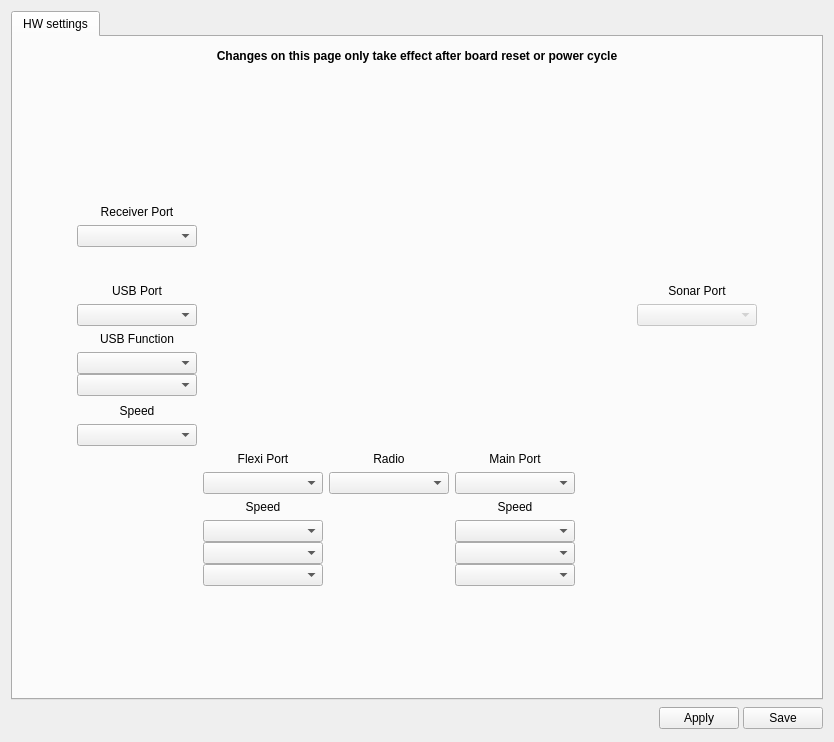
First picture: the form in ground/openpilotgcs/src/plugins/config/configrevohwwidget.ui, repository openpilot/OpenPilot, before the edit.
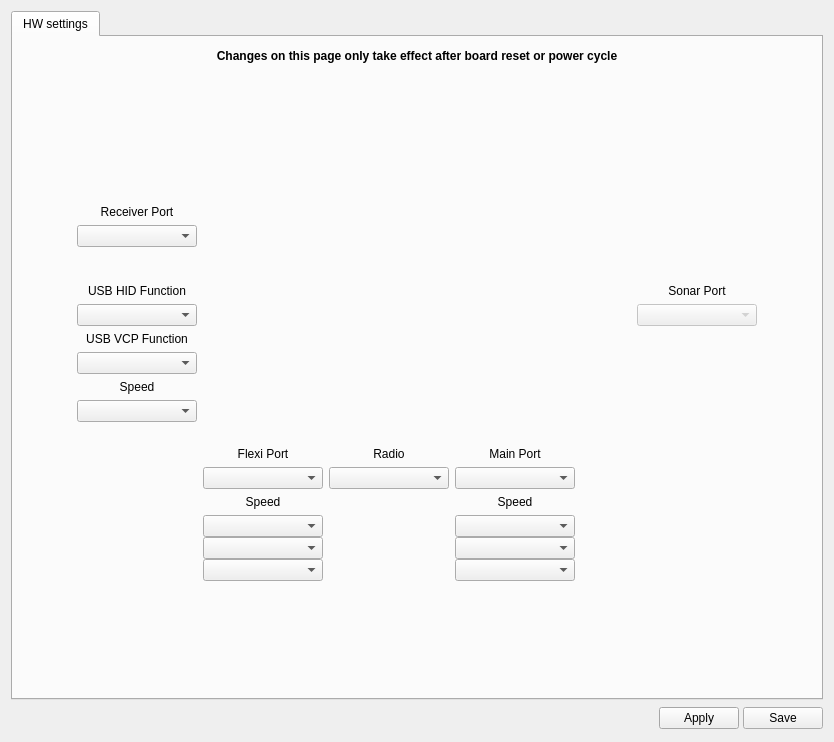
Second picture: the form after the edit. Icons and pictures are not drawn.

Commit message: OP-856 Changed USB GUI. Changed the rules for validation of configurations.

```diff
--- a/ground/openpilotgcs/src/plugins/config/configrevohwwidget.ui
+++ b/ground/openpilotgcs/src/plugins/config/configrevohwwidget.ui
@@ -119,49 +119,7 @@
             <number>12</number>
            </property>
            <item row="2" column="2">
-            <layout class="QGridLayout" name="gridLayout" rowstretch="0,0,0,0,0,0,0,0,0,0,0,0,0,0,0,0">
-             <item row="11" column="5">
-              <spacer name="horizontalSpacer_6">
-               <property name="orientation">
-                <enum>Qt::Horizontal</enum>
-               </property>
-               <property name="sizeType">
-                <enum>QSizePolicy::Minimum</enum>
-               </property>
-               <property name="sizeHint" stdset="0">
-                <size>
-                 <width>120</width>
-                 <height>10</height>
-                </size>
-               </property>
-              </spacer>
-             </item>
-             <item row="5" column="5">
-              <widget class="QLabel" name="label_9">
-               <property name="text">
-                <string>Sonar Port</string>
-               </property>
-               <property name="alignment">
-                <set>Qt::AlignCenter</set>
-               </property>
-              </widget>
-             </item>
-             <item row="11" column="4">
-              <spacer name="horizontalSpacer_2">
-               <property name="orientation">
-                <enum>Qt::Horizontal</enum>
-               </property>
-               <property name="sizeType">
-                <enum>QSizePolicy::Fixed</enum>
-               </property>
-               <property name="sizeHint" stdset="0">
-                <size>
-                 <width>50</width>
-                 <height>10</height>
-                </size>
-               </property>
-              </spacer>
-             </item>
+            <layout class="QGridLayout" name="gridLayout" rowstretch="0,0,0,0,0,0,0,0,0,0,0,0,0,0,0,0,0">
              <item row="7" column="0">
               <widget class="QLabel" name="label_8">
                <property name="sizePolicy">
@@ -171,14 +129,79 @@
                 </sizepolicy>
                </property>
                <property name="text">
-                <string>USB Function</string>
+                <string>USB VCP Function</string>
                </property>
                <property name="alignment">
                 <set>Qt::AlignBottom|Qt::AlignHCenter</set>
                </property>
               </widget>
              </item>
-             <item row="11" column="3">
+             <item row="14" column="3">
+              <widget class="QLabel" name="lblMainSpeed">
+               <property name="text">
+                <string>Speed</string>
+               </property>
+               <property name="alignment">
+                <set>Qt::AlignBottom|Qt::AlignHCenter</set>
+               </property>
+              </widget>
+             </item>
+             <item row="6" column="5">
+              <widget class="QComboBox" name="cbSonar">
+               <property name="enabled">
+                <bool>false</bool>
+               </property>
+              </widget>
+             </item>
+             <item row="9" column="0">
+              <widget class="QLabel" name="lblUSBVCPSpeed">
+               <property name="sizePolicy">
+                <sizepolicy hsizetype="Preferred" vsizetype="Fixed">
+                 <horstretch>0</horstretch>
+                 <verstretch>0</verstretch>
+                </sizepolicy>
+               </property>
+               <property name="text">
+                <string>Speed</string>
+               </property>
+               <property name="alignment">
+                <set>Qt::AlignBottom|Qt::AlignHCenter</set>
+               </property>
+              </widget>
+             </item>
+             <item row="13" column="2">
+              <widget class="QComboBox" name="cbModem"/>
+             </item>
+             <item row="3" column="0">
+              <widget class="QComboBox" name="cbRcvr"/>
+             </item>
+             <item row="5" column="0">
+              <widget class="QLabel" name="label_4">
+               <property name="sizePolicy">
+                <sizepolicy hsizetype="Preferred" vsizetype="Fixed">
+                 <horstretch>0</horstretch>
+                 <verstretch>0</verstretch>
+                </sizepolicy>
+               </property>
+               <property name="text">
+                <string>USB HID Function</string>
+               </property>
+               <property name="alignment">
+                <set>Qt::AlignBottom|Qt::AlignHCenter</set>
+               </property>
+              </widget>
+             </item>
+             <item row="6" column="0">
+              <widget class="QComboBox" name="cbUSBHIDFunction"/>
+             </item>
+             <item row="10" column="0">
+              <widget class="QComboBox" name="cbUSBVCPSpeed">
+               <property name="enabled">
+                <bool>true</bool>
+               </property>
+              </widget>
+             </item>
+             <item row="12" column="3">
               <widget class="QLabel" name="label_3">
                <property name="text">
                 <string>Main Port</string>
@@ -188,58 +211,39 @@
                </property>
               </widget>
              </item>
-             <item row="12" column="3">
-              <widget class="QComboBox" name="cbMain"/>
-             </item>
-             <item row="2" column="0">
-              <widget class="QLabel" name="label_7">
-               <property name="sizePolicy">
-                <sizepolicy hsizetype="Preferred" vsizetype="Fixed">
-                 <horstretch>0</horstretch>
-                 <verstretch>0</verstretch>
-                </sizepolicy>
-               </property>
-               <property name="text">
-                <string>Receiver Port</string>
-               </property>
-               <property name="alignment">
-                <set>Qt::AlignBottom|Qt::AlignHCenter</set>
-               </property>
-              </widget>
-             </item>
-             <item row="4" column="0">
-              <spacer name="verticalSpacer_3">
+             <item row="12" column="4">
+              <spacer name="horizontalSpacer_2">
                <property name="orientation">
-                <enum>Qt::Vertical</enum>
+                <enum>Qt::Horizontal</enum>
                </property>
                <property name="sizeType">
                 <enum>QSizePolicy::Fixed</enum>
                </property>
                <property name="sizeHint" stdset="0">
                 <size>
-                 <width>20</width>
-                 <height>25</height>
+                 <width>50</width>
+                 <height>10</height>
                 </size>
                </property>
               </spacer>
              </item>
-             <item row="1" column="0">
-              <spacer name="verticalSpacer_4">
+             <item row="12" column="5">
+              <spacer name="horizontalSpacer_6">
                <property name="orientation">
-                <enum>Qt::Vertical</enum>
+                <enum>Qt::Horizontal</enum>
                </property>
                <property name="sizeType">
-                <enum>QSizePolicy::Fixed</enum>
+                <enum>QSizePolicy::Minimum</enum>
                </property>
                <property name="sizeHint" stdset="0">
                 <size>
-                 <width>20</width>
-                 <height>120</height>
+                 <width>120</width>
+                 <height>10</height>
                 </size>
                </property>
               </spacer>
              </item>
-             <item row="1" column="1" rowspan="10" colspan="4" alignment="Qt::AlignHCenter|Qt::AlignVCenter">
+             <item row="1" column="1" rowspan="11" colspan="4" alignment="Qt::AlignHCenter|Qt::AlignVCenter">
               <widget class="QLabel" name="label_2">
                <property name="sizePolicy">
                 <sizepolicy hsizetype="Fixed" vsizetype="Fixed">
@@ -270,8 +274,11 @@
                </property>
               </widget>
              </item>
-             <item row="5" column="0">
-              <widget class="QLabel" name="label_4">
+             <item row="8" column="0">
+              <widget class="QComboBox" name="cbUSBVCPFunction"/>
+             </item>
+             <item row="5" column="5">
+              <widget class="QLabel" name="label_9">
                <property name="sizePolicy">
                 <sizepolicy hsizetype="Preferred" vsizetype="Fixed">
                  <horstretch>0</horstretch>
@@ -279,99 +286,17 @@
                 </sizepolicy>
                </property>
                <property name="text">
-                <string>USB Port</string>
+                <string>Sonar Port</string>
                </property>
                <property name="alignment">
                 <set>Qt::AlignBottom|Qt::AlignHCenter</set>
                </property>
               </widget>
              </item>
-             <item row="3" column="0">
-              <widget class="QComboBox" name="cbRcvr"/>
-             </item>
-             <item row="6" column="0">
-              <widget class="QComboBox" name="cbUSBType"/>
-             </item>
-             <item row="9" column="0">
-              <widget class="QLabel" name="lblUSBVCPSpeed">
-               <property name="text">
-                <string>Speed</string>
-               </property>
-               <property name="alignment">
-                <set>Qt::AlignBottom|Qt::AlignHCenter</set>
-               </property>
-              </widget>
-             </item>
-             <item row="6" column="5">
-              <widget class="QComboBox" name="cbSonar">
-               <property name="enabled">
-                <bool>false</bool>
-               </property>
-              </widget>
-             </item>
              <item row="13" column="3">
-              <widget class="QLabel" name="lblMainSpeed">
-               <property name="text">
-                <string>Speed</string>
-               </property>
-               <property name="alignment">
-                <set>Qt::AlignBottom|Qt::AlignHCenter</set>
-               </property>
-              </widget>
+              <widget class="QComboBox" name="cbMain"/>
              </item>
-             <item row="12" column="2">
-              <widget class="QComboBox" name="cbModem"/>
-             </item>
-             <item row="12" column="1">
-              <widget class="QComboBox" name="cbFlexi"/>
-             </item>
-             <item row="11" column="2">
-              <widget class="QLabel" name="label">
-               <property name="text">
-                <string>Radio</string>
-               </property>
-               <property name="alignment">
-                <set>Qt::AlignCenter</set>
-               </property>
-              </widget>
-             </item>
-             <item row="11" column="1">
-              <widget class="QLabel" name="label_5">
-               <property name="text">
-                <string>Flexi Port</string>
-               </property>
-               <property name="alignment">
-                <set>Qt::AlignBottom|Qt::AlignHCenter</set>
-               </property>
-              </widget>
-             </item>
-             <item row="11" column="0">
-              <spacer name="horizontalSpacer_3">
-               <property name="orientation">
-                <enum>Qt::Horizontal</enum>
-               </property>
-               <property name="sizeType">
-                <enum>QSizePolicy::Minimum</enum>
-               </property>
-               <property name="sizeHint" stdset="0">
-                <size>
-                 <width>120</width>
-                 <height>10</height>
-                </size>
-               </property>
-              </spacer>
-             </item>
-             <item row="13" column="1">
-              <widget class="QLabel" name="lblFlexiSpeed">
-               <property name="text">
-                <string>Speed</string>
-               </property>
-               <property name="alignment">
-                <set>Qt::AlignBottom|Qt::AlignHCenter</set>
-               </property>
-              </widget>
-             </item>
-             <item row="14" column="1">
+             <item row="15" column="1">
               <layout class="QVBoxLayout" name="verticalLayout_5">
                <property name="spacing">
                 <number>0</number>
@@ -391,7 +316,33 @@
                </item>
               </layout>
              </item>
-             <item row="14" column="3">
+             <item row="12" column="0">
+              <spacer name="horizontalSpacer_3">
+               <property name="orientation">
+                <enum>Qt::Horizontal</enum>
+               </property>
+               <property name="sizeType">
+                <enum>QSizePolicy::Minimum</enum>
+               </property>
+               <property name="sizeHint" stdset="0">
+                <size>
+                 <width>120</width>
+                 <height>10</height>
+                </size>
+               </property>
+              </spacer>
+             </item>
+             <item row="12" column="1">
+              <widget class="QLabel" name="label_5">
+               <property name="text">
+                <string>Flexi Port</string>
+               </property>
+               <property name="alignment">
+                <set>Qt::AlignBottom|Qt::AlignHCenter</set>
+               </property>
+              </widget>
+             </item>
+             <item row="15" column="3">
               <layout class="QVBoxLayout" name="verticalLayout_6">
                <property name="spacing">
                 <number>0</number>
@@ -411,27 +362,94 @@
                </item>
               </layout>
              </item>
-             <item row="10" column="0">
-              <widget class="QComboBox" name="cbUSBVCPSpeed">
-               <property name="enabled">
-                <bool>true</bool>
+             <item row="13" column="1">
+              <widget class="QComboBox" name="cbFlexi"/>
+             </item>
+             <item row="12" column="2">
+              <widget class="QLabel" name="label">
+               <property name="text">
+                <string>Radio</string>
                </property>
+               <property name="alignment">
+                <set>Qt::AlignBottom|Qt::AlignHCenter</set>
+               </property>
               </widget>
              </item>
-             <item row="8" column="0">
-              <layout class="QVBoxLayout" name="verticalLayout_4">
-               <property name="spacing">
-                <number>0</number>
+             <item row="14" column="1">
+              <widget class="QLabel" name="lblFlexiSpeed">
+               <property name="text">
+                <string>Speed</string>
                </property>
-               <item alignment="Qt::AlignTop">
-                <widget class="QComboBox" name="cbUSBHIDFunction"/>
-               </item>
-               <item alignment="Qt::AlignTop">
-                <widget class="QComboBox" name="cbUSBVCPFunction"/>
-               </item>
-              </layout>
+               <property name="alignment">
+                <set>Qt::AlignBottom|Qt::AlignHCenter</set>
+               </property>
+              </widget>
              </item>
-             <item row="15" column="2">
+             <item row="16" column="1">
+              <spacer name="horizontalSpacer_7">
+               <property name="orientation">
+                <enum>Qt::Horizontal</enum>
+               </property>
+               <property name="sizeType">
+                <enum>QSizePolicy::Minimum</enum>
+               </property>
+               <property name="sizeHint" stdset="0">
+                <size>
+                 <width>120</width>
+                 <height>10</height>
+                </size>
+               </property>
+              </spacer>
+             </item>
+             <item row="2" column="0">
+              <widget class="QLabel" name="label_7">
+               <property name="sizePolicy">
+                <sizepolicy hsizetype="Preferred" vsizetype="Fixed">
+                 <horstretch>0</horstretch>
+                 <verstretch>0</verstretch>
+                </sizepolicy>
+               </property>
+               <property name="text">
+                <string>Receiver Port</string>
+               </property>
+               <property name="alignment">
+                <set>Qt::AlignBottom|Qt::AlignHCenter</set>
+               </property>
+              </widget>
+             </item>
+             <item row="4" column="0">
+              <spacer name="verticalSpacer_3">
+               <property name="orientation">
+                <enum>Qt::Vertical</enum>
+               </property>
+               <property name="sizeType">
+                <enum>QSizePolicy::Fixed</enum>
+               </property>
+               <property name="sizeHint" stdset="0">
+                <size>
+                 <width>20</width>
+                 <height>25</height>
+                </size>
+               </property>
+              </spacer>
+             </item>
+             <item row="1" column="0">
+              <spacer name="verticalSpacer_4">
+               <property name="orientation">
+                <enum>Qt::Vertical</enum>
+               </property>
+               <property name="sizeType">
+                <enum>QSizePolicy::Fixed</enum>
+               </property>
+               <property name="sizeHint" stdset="0">
+                <size>
+                 <width>20</width>
+                 <height>120</height>
+                </size>
+               </property>
+              </spacer>
+             </item>
+             <item row="16" column="2">
               <spacer name="horizontalSpacer_8">
                <property name="orientation">
                 <enum>Qt::Horizontal</enum>
@@ -447,7 +465,7 @@
                </property>
               </spacer>
              </item>
-             <item row="15" column="3">
+             <item row="16" column="3">
               <spacer name="horizontalSpacer_9">
                <property name="orientation">
                 <enum>Qt::Horizontal</enum>
@@ -463,18 +481,34 @@
                </property>
               </spacer>
              </item>
-             <item row="15" column="1">
-              <spacer name="horizontalSpacer_7">
+             <item row="7" column="5">
+              <spacer name="verticalSpacer_8">
                <property name="orientation">
-                <enum>Qt::Horizontal</enum>
+                <enum>Qt::Vertical</enum>
                </property>
                <property name="sizeType">
-                <enum>QSizePolicy::Minimum</enum>
+                <enum>QSizePolicy::Fixed</enum>
                </property>
                <property name="sizeHint" stdset="0">
                 <size>
-                 <width>120</width>
-                 <height>10</height>
+                 <width>20</width>
+                 <height>13</height>
+                </size>
+               </property>
+              </spacer>
+             </item>
+             <item row="8" column="5">
+              <spacer name="verticalSpacer_7">
+               <property name="orientation">
+                <enum>Qt::Vertical</enum>
+               </property>
+               <property name="sizeType">
+                <enum>QSizePolicy::Fixed</enum>
+               </property>
+               <property name="sizeHint" stdset="0">
+                <size>
+                 <width>20</width>
+                 <height>20</height>
                 </size>
                </property>
               </spacer>
@@ -485,12 +519,12 @@
                 <enum>Qt::Vertical</enum>
                </property>
                <property name="sizeType">
-                <enum>QSizePolicy::Minimum</enum>
+                <enum>QSizePolicy::Fixed</enum>
                </property>
                <property name="sizeHint" stdset="0">
                 <size>
                  <width>20</width>
-                 <height>16</height>
+                 <height>13</height>
                 </size>
                </property>
               </spacer>
@@ -501,12 +535,28 @@
                 <enum>Qt::Vertical</enum>
                </property>
                <property name="sizeType">
-                <enum>QSizePolicy::Minimum</enum>
+                <enum>QSizePolicy::Fixed</enum>
                </property>
                <property name="sizeHint" stdset="0">
                 <size>
                  <width>20</width>
-                 <height>22</height>
+                 <height>20</height>
+                </size>
+               </property>
+              </spacer>
+             </item>
+             <item row="11" column="5">
+              <spacer name="verticalSpacer_9">
+               <property name="orientation">
+                <enum>Qt::Vertical</enum>
+               </property>
+               <property name="sizeType">
+                <enum>QSizePolicy::Fixed</enum>
+               </property>
+               <property name="sizeHint" stdset="0">
+                <size>
+                 <width>20</width>
+                 <height>13</height>
                 </size>
                </property>
               </spacer>
```
The commit also changes 2 other files.
